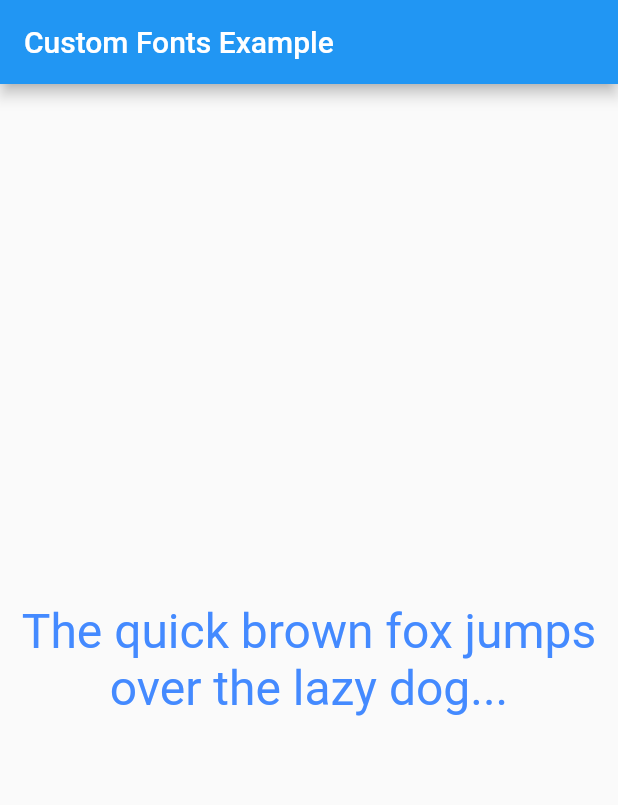
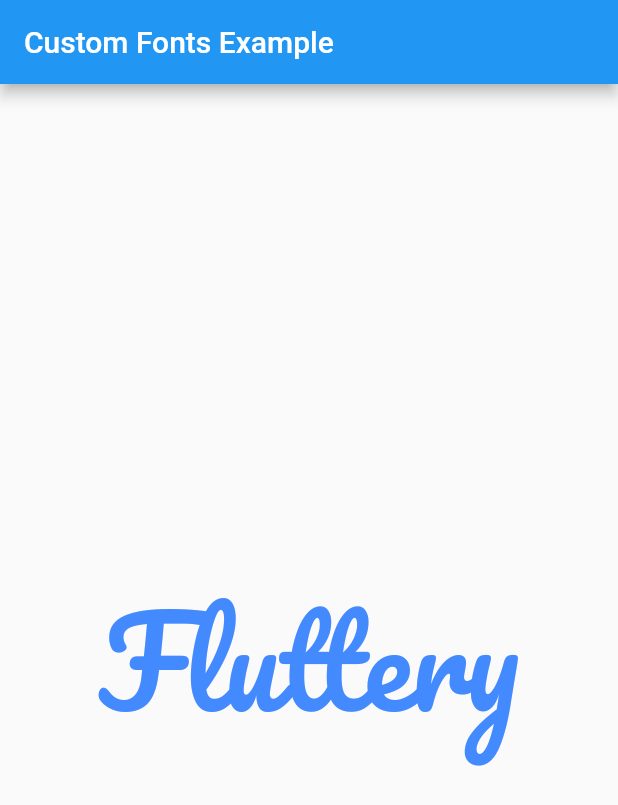
Before and after one commit to yaostyle/Flutter-Examples-Lab, a Flutter app: the screen it shows after launch, on a phone screen of 412 x 824 dp. Shown: the top 805 px of the screen. Run offline on Flutter 3.47's test engine with Material 2 defaults, Android fonts, the phone set to English and light mode, and no system bars.

Commit message:
Added Custom Fonts Example

```diff
--- a/custom_fonts_example/lib/main.dart
+++ b/custom_fonts_example/lib/main.dart
@@ -1,20 +1,24 @@
 import 'package:flutter/material.dart';
-import './utils.dart' as utils;
+import 'package:custom_fonts_example/utils.dart' as utils;
 
 void main() {
   runApp(MaterialApp(
-    debugShowCheckedModeBanner: false,
     title: "Custom Fonts Example",
-    home: Scaffold(
-      appBar: AppBar(title: Text("Custom Fonts Example")),
-      body: Container(
-        child: Center(
-          child: Text("The quick brown fox jumps over the lazy dog...",
-              textAlign: TextAlign.center,
-              style: utils.getCustomFontTextStyle()
-          ),
+    home: MyApp(),
+  ));
+}
+
+Widget MyApp() {
+  return Scaffold(
+    appBar: AppBar(title: Text("Custom Fonts Example")),
+    body: Container(
+      child: Center(
+        child: Text(
+          "Fluttery",
+          textAlign: TextAlign.center,
+          style: utils.getCustomFontTextStyle(),
         ),
       ),
     ),
-  ));
+  );
 }
```
Also changed, not shown: custom_fonts_example/lib/utils.dart (+4 -5 lines), custom_fonts_example/pubspec.yaml (+16 -0 lines), custom_fonts_example/data_repo/fonts/Pacifico-Regular.ttf (added), custom_fonts_example/pubspec.lock, 15 other files.
